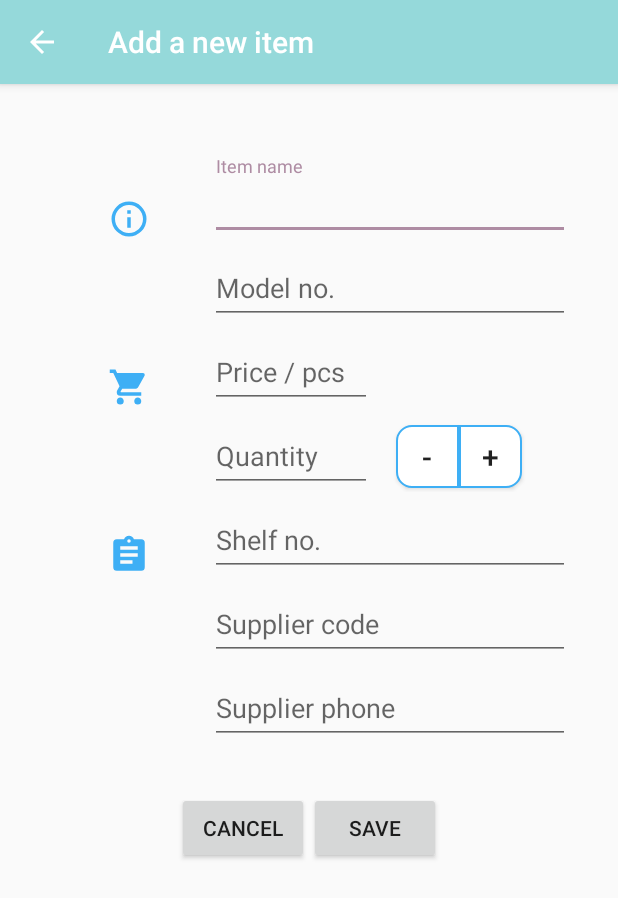
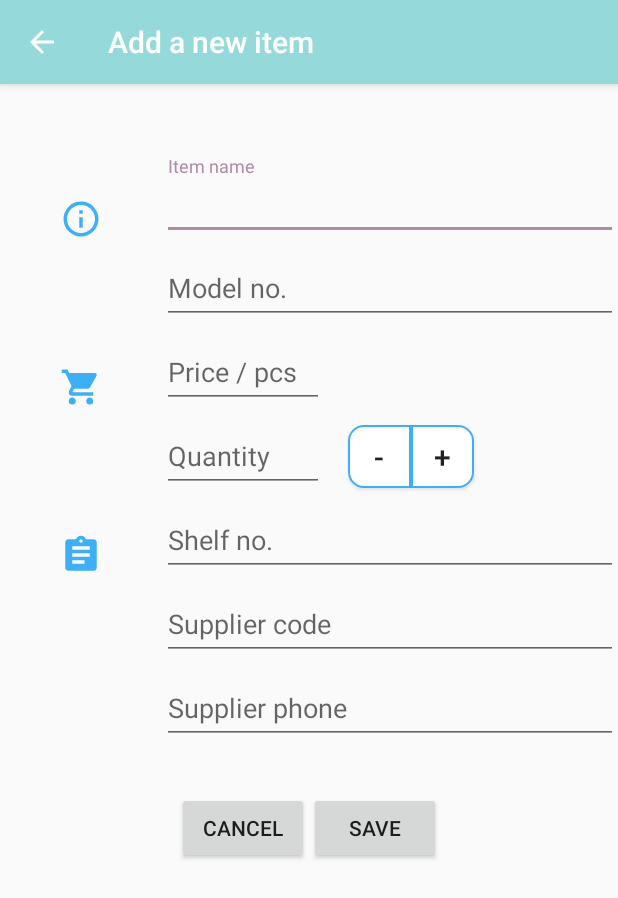
Before and after one commit to evanca/android-development_inventory, an Android app: the screen it shows after launch (EditorActivity), after a tap on an icon or button, on a phone screen of 412 x 824 dp. Shown: the top 898 px of the screen. Run offline under Robolectric (Android 15) with nearby library versions, the phone set to English and light mode, and no system bars.

Commit message:
Improve editor layout & other fixes

```diff
--- a/app/src/main/java/com/example/ivanna/inventory/MainActivity.java
+++ b/app/src/main/java/com/example/ivanna/inventory/MainActivity.java
@@ -29,6 +29,8 @@ public class MainActivity extends AppCompatActivity implements LoaderManager.Loa
         super.onCreate(savedInstanceState);
         setContentView(R.layout.activity_main);
 
+        getSupportActionBar().hide();
+
         // Set up bottom navigation icons to switch between top-level content views with a single tap:
         final BottomNavigationView mBottomNav = findViewById(R.id.bottom_navigation);
         mBottomNav.setSelectedItemId(R.id.main_nav);
@@ -40,12 +42,14 @@ public class MainActivity extends AppCompatActivity implements LoaderManager.Loa
                     case R.id.editor_nav:
                         Intent open_editor = new Intent(MainActivity.this, EditorActivity.class);
                         startActivity(open_editor);
+                        break;
                     case R.id.search_nav:
                     case R.id.main_nav:
                     case R.id.stats_nav:
                     case R.id.settings_nav:
                         Intent open_settings = new Intent(MainActivity.this, SettingsActivity.class);
                         startActivity(open_settings);
+                        break;
                 }
                 return true;
             }
--- a/app/src/main/java/com/example/ivanna/inventory/SettingsActivity.java
+++ b/app/src/main/java/com/example/ivanna/inventory/SettingsActivity.java
@@ -17,6 +17,7 @@ public class SettingsActivity extends AppCompatActivity {
     protected void onCreate(Bundle savedInstanceState) {
         super.onCreate(savedInstanceState);
         setContentView(R.layout.activity_settings);
+        setTitle(R.string.action_settings);
     }
 
     public void deleteEverything(View v) {
--- a/app/src/main/res/layout/activity_editor.xml
+++ b/app/src/main/res/layout/activity_editor.xml
@@ -3,13 +3,14 @@
 <!-- Using scroll view to support smaller screens -->
 <ScrollView xmlns:android="http://schemas.android.com/apk/res/android"
     android:layout_width="match_parent"
-    android:layout_height="match_parent">
+    android:layout_height="match_parent"
+    android:fillViewport="true">
 
     <LinearLayout
         android:layout_width="match_parent"
         android:layout_height="wrap_content"
         android:orientation="vertical"
-        android:padding="@dimen/quadruple_grid_material_design_32dp">
+        android:paddingTop="@dimen/quadruple_grid_material_design_32dp">
 
         <LinearLayout
             android:layout_width="match_parent"
@@ -44,8 +45,7 @@
 
             <View
                 android:layout_width="@dimen/layout_width_small_108dp"
-                android:layout_height="wrap_content"
-                android:layout_gravity="center_vertical" />
+                android:layout_height="0dp" />
 
             <android.support.design.widget.TextInputLayout
                 android:id="@+id/product_model"
@@ -93,7 +93,7 @@
 
             <View
                 android:layout_width="@dimen/layout_width_small_108dp"
-                android:layout_height="wrap_content"></View>
+                android:layout_height="0dp"></View>
 
             <android.support.design.widget.TextInputLayout
                 android:id="@+id/product_quantity"
@@ -159,8 +159,7 @@
 
             <View
                 android:layout_width="@dimen/layout_width_small_108dp"
-                android:layout_height="wrap_content"
-                android:layout_gravity="center_vertical" />
+                android:layout_height="0dp" />
 
             <android.support.design.widget.TextInputLayout
                 android:id="@+id/product_supplier"
@@ -183,8 +182,7 @@
 
             <View
                 android:layout_width="@dimen/layout_width_small_108dp"
-                android:layout_height="wrap_content"
-                android:layout_gravity="center_vertical" />
+                android:layout_height="0dp" />
 
             <android.support.design.widget.TextInputLayout
                 android:id="@+id/product_phone"
```
Also changed, not shown: app/src/main/res/layout/activity_main.xml (+10 -5 lines).
